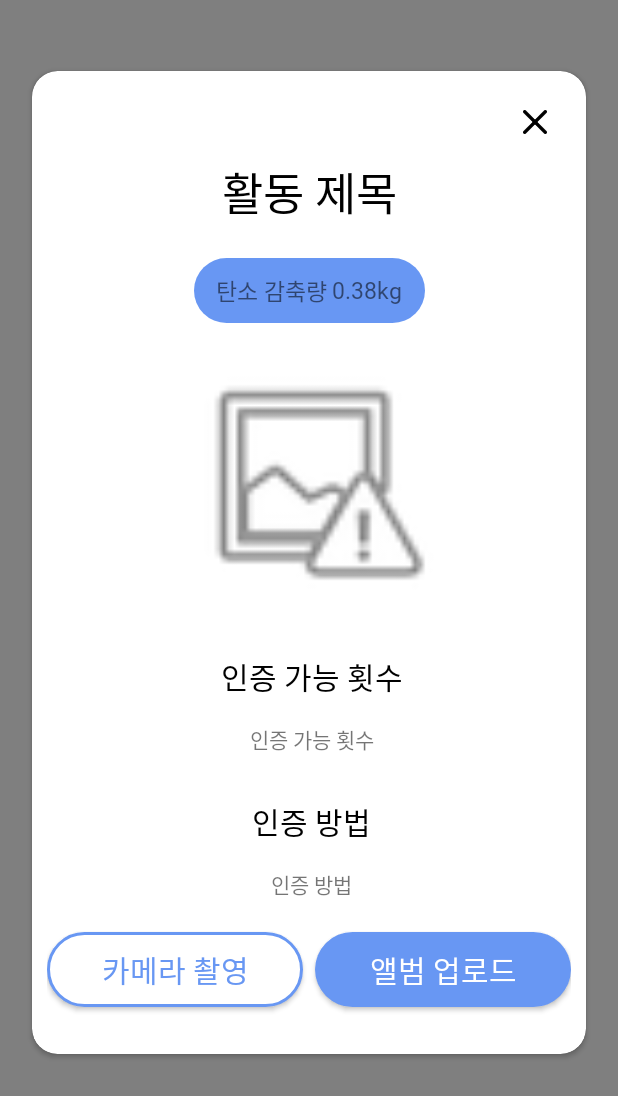
After one commit to yeyechu/SwuniesOGG, an Android app: the layout myact_uploader.xml on its own in the app's theme, with its tools: preview values and no code run, on a phone screen of 412 x 824 dp. The commit adds this screen. Shown: the top 1096 px of the screen. Run offline under Robolectric (Android 15) with nearby library versions, the phone set to English and light mode, and no system bars.

Commit message:
my_act_post(uploader/camera/complete)_xml

```diff
--- a/app/src/main/res/layout/myact_card.xml
+++ b/app/src/main/res/layout/myact_card.xml
@@ -2,7 +2,6 @@
 <layout xmlns:android="http://schemas.android.com/apk/res/android"
     xmlns:app="http://schemas.android.com/apk/res-auto"
     xmlns:tools="http://schemas.android.com/tools"
-
 
     >
 
--- /dev/null
+++ b/app/src/main/res/layout/myact_uploader.xml
@@ -0,0 +1,235 @@
+<?xml version="1.0" encoding="utf-8"?>
+<androidx.constraintlayout.widget.ConstraintLayout xmlns:android="http://schemas.android.com/apk/res/android"
+    xmlns:app="http://schemas.android.com/apk/res-auto"
+    xmlns:tools="http://schemas.android.com/tools"
+    android:layout_width="match_parent"
+    android:layout_height="match_parent"
+    android:background="@color/transparency_dimmed"
+    >
+
+
+    <androidx.cardview.widget.CardView
+        android:id="@+id/card_view"
+        style="@style/StyleCard"
+        android:layout_width="match_parent"
+        android:layout_height="wrap_content"
+
+        android:layout_marginTop="@dimen/card_layout_margin"
+        android:layout_marginBottom="174dp"
+
+        app:cardCornerRadius="@dimen/radius_card"
+
+        app:layout_constraintBottom_toBottomOf="parent"
+        app:layout_constraintEnd_toEndOf="parent"
+        app:layout_constraintStart_toStartOf="parent"
+        app:layout_constraintTop_toTopOf="parent">
+
+        <androidx.constraintlayout.widget.ConstraintLayout
+
+            android:layout_width="match_parent"
+            android:layout_height="match_parent"
+            android:padding="@dimen/padding_card_small">
+
+
+            <TextView
+                android:id="@+id/act_title"
+                style="@style/StyleHeader"
+                android:layout_width="wrap_content"
+                android:layout_height="wrap_content"
+                android:layout_marginTop="@dimen/margin_default"
+                android:fontFamily="@font/nanumsquare_b"
+                android:text="@string/des_post_text_title"
+                app:layout_constraintEnd_toEndOf="parent"
+                app:layout_constraintStart_toStartOf="parent"
+                app:layout_constraintTop_toBottomOf="@+id/cancel_btn" />
+
+            <LinearLayout
+                android:id="@+id/linearLayout3"
+
+                style="@style/StyleButtonBlue"
+
+                android:layout_width="154dp"
+                android:layout_height="wrap_content"
+                android:layout_marginTop="@dimen/margin_popup"
+                android:gravity="center"
+                android:orientation="horizontal"
+                app:layout_constraintEnd_toEndOf="parent"
+                app:layout_constraintStart_toStartOf="parent"
+                app:layout_constraintTop_toBottomOf="@+id/act_title">
+
+                <TextView
+                    android:id="@+id/co2_title"
+                    android:layout_width="wrap_content"
+                    android:layout_height="wrap_content"
+                    android:fontFamily="@font/nanumsquare_b"
+                    android:text="@string/des_post_text_co2"
+                    android:textSize="@dimen/text_size_hint" />
+
+                <TextView
+                    android:id="@+id/co2"
+                    android:layout_width="wrap_content"
+                    android:layout_height="wrap_content"
+                    android:layout_marginStart="@dimen/padding_button_small"
+                    android:fontFamily="@font/nanumsquare_r"
+                    android:text="0.38kg"
+                    android:textSize="@dimen/text_size_hint" />
+            </LinearLayout>
+
+            <ImageView
+                android:id="@+id/cancel_btn"
+                android:layout_width="@dimen/margin_default"
+                android:layout_height="@dimen/margin_default"
+                android:layout_marginTop="@dimen/margin_default"
+                android:layout_marginEnd="@dimen/margin_default"
+                app:layout_constraintBottom_toBottomOf="parent"
+                app:layout_constraintEnd_toEndOf="parent"
+                app:layout_constraintHorizontal_bias="1.0"
+                app:layout_constraintStart_toStartOf="parent"
+                app:layout_constraintTop_toTopOf="parent"
+                app:layout_constraintVertical_bias="0.0"
+                app:srcCompat="@drawable/icon_x" />
+
+
+            <!--사진 업로드 전-->
+            <androidx.constraintlayout.widget.ConstraintLayout
+                android:id="@+id/photoupdate_before"
+                android:layout_width="match_parent"
+                android:layout_height="wrap_content"
+                android:visibility="visible"
+                app:layout_constraintBottom_toBottomOf="parent"
+                app:layout_constraintEnd_toEndOf="parent"
+                app:layout_constraintStart_toStartOf="parent"
+                app:layout_constraintTop_toBottomOf="@+id/linearLayout3">
+
+                <ImageView
+                    android:id="@+id/act_image"
+                    android:layout_width="170dp"
+                    android:layout_height="170dp"
+                    android:layout_marginTop="@dimen/margin_popup"
+                    app:layout_constraintBottom_toBottomOf="parent"
+                    app:layout_constraintEnd_toEndOf="parent"
+                    app:layout_constraintHorizontal_bias="0.51"
+                    app:layout_constraintStart_toStartOf="parent"
+                    app:layout_constraintTop_toTopOf="parent"
+                    app:layout_constraintVertical_bias="0.0"
+                    app:srcCompat="@android:drawable/ic_menu_report_image" />
+
+                <TextView
+                    android:id="@+id/available_post_title"
+                    style="@style/StyleTitle"
+                    android:layout_width="wrap_content"
+                    android:layout_height="wrap_content"
+                    android:layout_marginTop="@dimen/margin_popup"
+                    android:text="@string/des_post_text_available"
+                    app:layout_constraintEnd_toEndOf="@+id/act_image"
+                    app:layout_constraintStart_toStartOf="@+id/act_image"
+                    app:layout_constraintTop_toBottomOf="@+id/act_image" />
+
+                <TextView
+                    android:id="@+id/available_post"
+                    android:layout_width="wrap_content"
+                    android:layout_height="wrap_content"
+                    android:layout_marginTop="8dp"
+                    android:text="@string/des_post_text_available"
+                    app:layout_constraintEnd_toEndOf="@+id/available_post_title"
+                    app:layout_constraintStart_toStartOf="@+id/available_post_title"
+                    app:layout_constraintTop_toBottomOf="@+id/available_post_title" />
+
+                <TextView
+                    android:id="@+id/guidline_post"
+                    android:layout_width="wrap_content"
+                    android:layout_height="wrap_content"
+                    android:layout_marginTop="8dp"
+                    android:text="@string/des_post_text_guidlines"
+                    app:layout_constraintEnd_toEndOf="@+id/guidline_post_title"
+                    app:layout_constraintStart_toStartOf="@+id/guidline_post_title"
+                    app:layout_constraintTop_toBottomOf="@+id/guidline_post_title" />
+
+                <TextView
+                    android:id="@+id/guidline_post_title"
+                    style="@style/StyleTitle"
+                    android:layout_width="wrap_content"
+                    android:layout_height="wrap_content"
+                    android:layout_marginTop="@dimen/margin_popup"
+                    android:text="@string/des_post_text_guidlines"
+                    app:layout_constraintEnd_toEndOf="@+id/act_image"
+                    app:layout_constraintStart_toStartOf="@+id/act_image"
+                    app:layout_constraintTop_toBottomOf="@+id/available_post" />
+
+            <!--카메라 촬영-->
+
+                <androidx.appcompat.widget.AppCompatButton
+                    android:id="@+id/camera_btn"
+                    style="@style/StyleButtonWhite"
+                    android:layout_width="0dp"
+                    android:layout_height="wrap_content"
+                    android:layout_marginTop="@dimen/margin_popup"
+                    android:layout_marginBottom="@dimen/margin_popup"
+                    android:text="@string/des_camera_button_take_photo"
+                    app:layout_constraintBottom_toBottomOf="parent"
+                    app:layout_constraintEnd_toStartOf="@+id/album_btn"
+                    app:layout_constraintStart_toStartOf="parent"
+                    app:layout_constraintTop_toBottomOf="@+id/guidline_post" />
+
+            <!--앨범업로드 - visible/gone 가능-->
+                <androidx.appcompat.widget.AppCompatButton
+                    android:id="@+id/album_btn"
+
+                    android:visibility="visible"
+
+                    style="@style/StyleButtonBlue"
+                    android:layout_width="0dp"
+                    android:layout_height="wrap_content"
+                    android:layout_marginStart="8dp"
+                    android:text="@string/des_album_button_take_photo"
+                    app:layout_constraintBottom_toBottomOf="@+id/camera_btn"
+                    app:layout_constraintEnd_toEndOf="parent"
+                    app:layout_constraintStart_toEndOf="@+id/camera_btn"
+                    app:layout_constraintTop_toTopOf="@+id/camera_btn" />
+            </androidx.constraintlayout.widget.ConstraintLayout>
+
+
+            <!--사진 업로드 후-->
+            <androidx.constraintlayout.widget.ConstraintLayout
+                android:id="@+id/camera_after"
+                android:layout_width="match_parent"
+                android:layout_height="wrap_content"
+                android:visibility="gone"
+                app:layout_constraintBottom_toBottomOf="parent"
+                app:layout_constraintEnd_toEndOf="parent"
+                app:layout_constraintStart_toStartOf="parent"
+                app:layout_constraintTop_toBottomOf="@+id/linearLayout3">
+
+                <androidx.cardview.widget.CardView
+                    android:id="@+id/camera_preview"
+                    android:layout_width="270dp"
+                    android:layout_height="270dp"
+                    android:layout_marginTop="@dimen/margin_popup"
+                    app:cardCornerRadius="@dimen/margin_popup"
+                    app:layout_constraintBottom_toBottomOf="parent"
+                    app:layout_constraintEnd_toEndOf="parent"
+                    app:layout_constraintStart_toStartOf="parent"
+                    app:layout_constraintTop_toTopOf="parent"
+                    app:layout_constraintVertical_bias="0.0" />
+
+                <androidx.appcompat.widget.AppCompatButton
+                    android:id="@+id/album_btn2"
+                    style="@style/StyleButtonBlue"
+                    android:layout_width="0dp"
+                    android:layout_height="wrap_content"
+                    android:layout_marginTop="@dimen/margin_popup"
+                    android:layout_marginBottom="@dimen/margin_popup"
+                    android:text="@string/des_button_use_photo"
+                    app:layout_constraintBottom_toBottomOf="parent"
+                    app:layout_constraintEnd_toEndOf="@+id/camera_preview"
+                    app:layout_constraintStart_toStartOf="@+id/camera_preview"
+                    app:layout_constraintTop_toBottomOf="@+id/camera_preview"
+                    app:layout_constraintVertical_bias="0.0" />
+            </androidx.constraintlayout.widget.ConstraintLayout>
+
+        </androidx.constraintlayout.widget.ConstraintLayout>
+
+
+    </androidx.cardview.widget.CardView>
+
+</androidx.constraintlayout.widget.ConstraintLayout>
--- a/app/src/main/res/values/dimens.xml
+++ b/app/src/main/res/values/dimens.xml
@@ -10,12 +10,13 @@
 
     <dimen name="padding_inputfield">17dp</dimen>
 
-
     <dimen name="padding_card_small">10dp</dimen>
     <dimen name="padding_card_big">16dp</dimen>
 
     <dimen name="padding_appbar_small">0dp</dimen>
     <dimen name="padding_appbar_big">0dp</dimen>
+
+
 
     <!-- 마진 -->
     <dimen name="margin_default">16dp</dimen>
@@ -25,6 +26,8 @@
     <dimen name="margin_input">7dp</dimen>
 
     <!-- 텍스트 -->
+    <dimen name="text_size_popup_title">30sp</dimen>
+
     <dimen name="text_size_env">25sp</dimen>
     <dimen name="text_size_title">20sp</dimen>
     <dimen name="text_size_subtitle">17sp</dimen>
@@ -50,6 +53,7 @@
 
     <!-- ────────────────────────────────────── 특수값 ────────────────────────────────────── -->
     <!-- 패딩 -->
+    <dimen name="card_layout_margin">100dp</dimen>
 
     <!-- 마진 -->
 
--- a/app/src/main/res/values/strings.xml
+++ b/app/src/main/res/values/strings.xml
@@ -54,7 +54,8 @@
 
     <string name="nav_myact_button">인증하기</string>
 
-    <string name="nav_myact_tooltip_sustainable">한 번 등록하면 매일 일정 탄소량이 자동 등록됩니다</string>
+    <string name="nav_myact_tooltip_sustainable">한번의 활동으로 탄소 감축량을\n계속 지속할 수 있어요.</string>
+    <string name="nav_myact_tooltip_extra">줄인 탄소 감축량을 바로 확인할 수는 없지만,\n미래의 환경에 큰 도움이 될 수 있어요.</string>
 
 
 
@@ -64,14 +65,26 @@
     <!-- 인증 팝업 -->
     <string name="des_post_text_title">활동 제목</string>
     <string name="des_post_text_co2">탄소 감축량</string>
-    <string name="des_post_text_available">가능 횟수</string>
-    <string name="des_post_text_guidlines">활동 설명</string>
-    <string name="des_post_text_"> </string>
+    <string name="des_post_text_available">인증 가능 횟수</string>
+    <string name="des_post_text_guidlines">인증 방법</string>
+    <string name="des_post_text"> </string>
+    <string name="des_album_button_take_photo">앨범 업로드</string>
+
 
     <!-- 카메라 -->
     <string name="des_camera_button_take_photo">카메라 촬영</string>
     <string name="des_camera_button_retake_photo">다시 촬영</string>
     <string name="des_camera_button_use_photo">인증 올리기</string>
+
+    <string name="des_button_use_photo">피드에 올리기</string>
+
+
+    <!-- 인증 완료 팝업 -->
+    <string name="post_complete_title">인증이 완료되었어요!</string>
+    <string name="post_complete_info">인증을 확인하려면 피드를,\n환경 변화를 확인하려면 환경을 선택해주세요</string>
+    <string name="des_post_to_feed_text">피드 확인하기</string>
+    <string name="des_post_to_env_text">환경 확인하기</string>
+
 
     <!-- ──────────────────────────────────────   통계탭   ────────────────────────────────────── -->
     <string name="nav_graph_"> </string>
--- a/app/src/main/res/values/styles.xml
+++ b/app/src/main/res/values/styles.xml
@@ -12,14 +12,21 @@
         <item name="fontFamily">@font/nanumsquare_eb</item>
         <item name="android:maxLines">1</item>
         <item name="android:padding">@dimen/padding_small</item>
-        <item name="android:layout_margin">@dimen/margin_component</item>
+<!--        <item name="android:layout_margin">@dimen/margin_component</item>-->
     </style>
 
     <!-- 헤더 텍스트 -->
     <style name="StyleHeader">
+        <item name="android:textSize">@dimen/text_size_popup_title</item>
         <item name="android:textColor">@color/black</item>
+        <item name="android:fontFamily">@font/nanumsquare_eb</item>
+        <item name="fontFamily">@font/nanumsquare_eb</item>
+        <item name="android:maxLines">1</item>
+<!--        <item name="android:padding">@dimen/padding_small</item>-->
+<!--        <item name="android:layout_margin">@dimen/margin_component</item>-->
 
     </style>
+
 
     <!-- myact 타이틀 텍스트 -->
     <style name="StyleMyEnvTitle">
@@ -62,7 +69,7 @@
     <style name="StyleButtonBlue">
         <item name="android:background">@drawable/common_button_skyblue</item>
         <item name="android:padding">@dimen/padding_button_big</item>
-        <item name="android:layout_margin">@dimen/margin_component</item>
+<!--        <item name="android:layout_margin">@dimen/margin_component</item>-->
 
         <item name="fontFamily">@font/nanumsquare_b</item>
         <item name="android:fontFamily">@font/nanumsquare_b</item>
@@ -74,7 +81,7 @@
     <style name="StyleButtonWhite">
         <item name="android:background">@drawable/common_button_white</item>
         <item name="android:padding">@dimen/padding_button_big</item>
-        <item name="android:layout_margin">@dimen/margin_component</item>
+<!--        <item name="android:layout_margin">@dimen/margin_component</item>-->
 
         <item name="fontFamily">@font/nanumsquare_b</item>
         <item name="android:fontFamily">@font/nanumsquare_b</item>
@@ -86,6 +93,9 @@
     <style name="StyleButtonBlueSmaller">
         <item name="android:background">@drawable/common_button_skyblue</item>
         <item name="android:padding">@dimen/padding_button_small</item>
+        <item name="android:layout_margin">@dimen/margin_component</item>
+
+
         <item name="fontFamily">@font/nanumsquare_b</item>
         <item name="android:fontFamily">@font/nanumsquare_b</item>
         <item name="android:textSize">@dimen/text_size_subtitle</item>
@@ -130,10 +140,28 @@
         <item name="android:textColor">@color/white</item>
     </style>
 
-    <!-- 팝업 -->
-    <style name="StylePopup">
+    <!-- 카드 -->
+    <style name="StyleCard">
+
+            <item name="android:background">@drawable/common_button_white</item>
+            <item name="android:padding">@dimen/padding_card_big</item>
+            <item name="android:radius">@dimen/radius_card</item>
+            <item name="android:layout_marginLeft">@dimen/margin_popup</item>
+            <item name="android:layout_marginRight">@dimen/margin_popup</item>
+
+
+            <item name="android:textColor">@color/black</item>
+
 
     </style>
+
+
+    <!-- 팝업 -->
+    <style name="Stylepopup">
+
+
+    </style>
+
 
     <!-- 활동리스트 -->
     <style name="StyleList">
```
Also changed, not shown: app/build.gradle (+7 -7 lines), app/src/main/res/layout/myact_camera.xml (added, +191 -0 lines), app/src/main/res/layout/myact_post_complete.xml (added, +118 -0 lines), app/src/main/res/drawable/icon_x.png (added), app/src/main/res/drawable/myact_post_complete_image.png (added).
